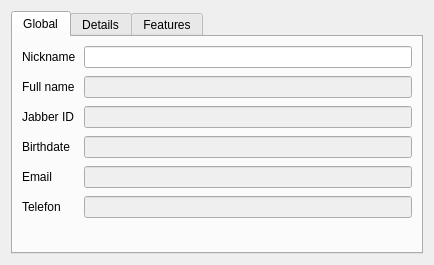
The window that makneto/src/contact_detail.ui (pihhan/makneto) describes before a commit, drawn with Qt 5.
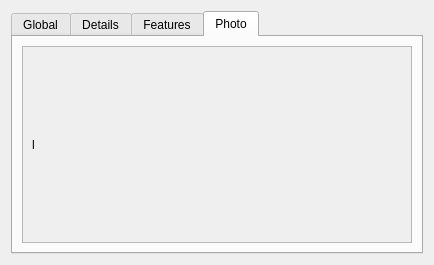
The same window after the commit. The open tabs and pages were chosen to show the change.

Patch:
```diff
--- a/makneto/src/contact_detail.ui
+++ b/makneto/src/contact_detail.ui
@@ -194,6 +194,39 @@
        </item>
       </layout>
      </widget>
+     <widget class="QWidget" name="tabPhoto">
+      <attribute name="title">
+       <string>Photo</string>
+      </attribute>
+      <layout class="QVBoxLayout" name="verticalLayout_4">
+       <item>
+        <widget class="QScrollArea" name="scrollArea">
+         <property name="widgetResizable">
+          <bool>true</bool>
+         </property>
+         <widget class="QWidget" name="scrollAreaWidgetContents">
+          <property name="geometry">
+           <rect>
+            <x>0</x>
+            <y>0</y>
+            <width>404</width>
+            <height>212</height>
+           </rect>
+          </property>
+          <layout class="QVBoxLayout" name="verticalLayout_5">
+           <item>
+            <widget class="QLabel" name="labelPhoto">
+             <property name="text">
+              <string>l</string>
+             </property>
+            </widget>
+           </item>
+          </layout>
+         </widget>
+        </widget>
+       </item>
+      </layout>
+     </widget>
     </widget>
    </item>
   </layout>
```
